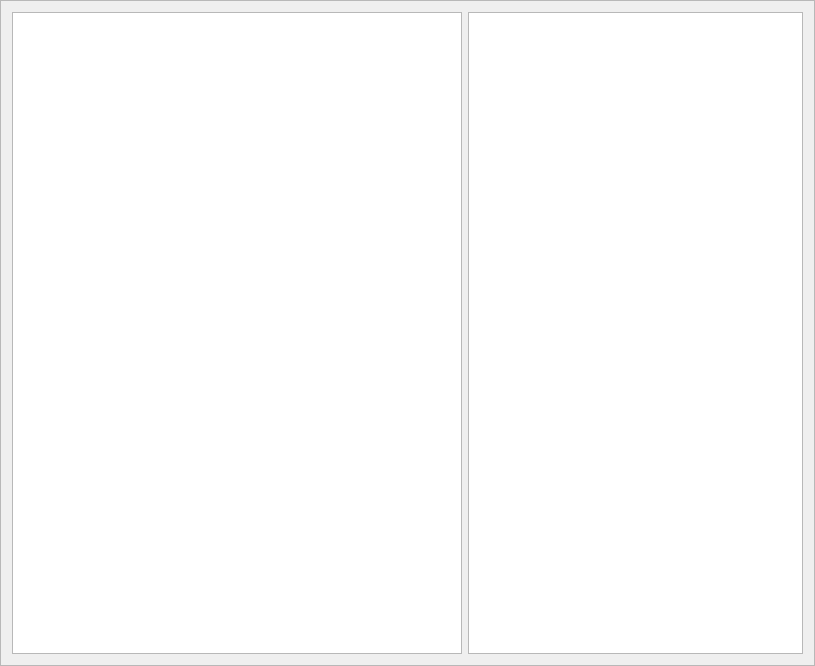
Qt form ui/hexview.ui (mandiant/flare-wmi) before a commit.
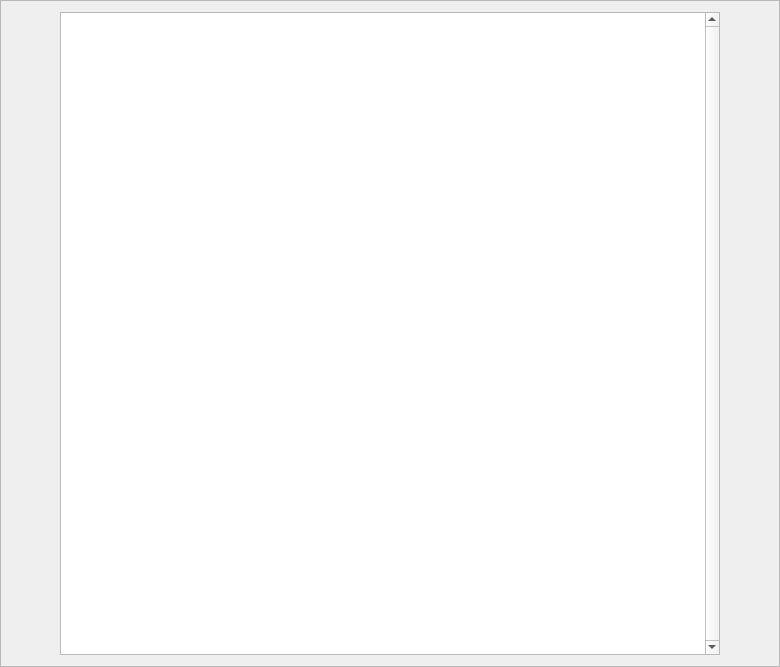
The same form after that commit.

Commit message: ui: hexview pretty much works. has highlighting feature, though there are some bugs/artifacts.

Diff of the .ui file:
```diff
--- a/ui/hexview.ui
+++ b/ui/hexview.ui
@@ -6,8 +6,8 @@
    <rect>
     <x>0</x>
     <y>0</y>
-    <width>811</width>
-    <height>666</height>
+    <width>780</width>
+    <height>667</height>
    </rect>
   </property>
   <property name="sizePolicy">
@@ -36,12 +36,12 @@
      </property>
      <property name="minimumSize">
       <size>
-       <width>450</width>
+       <width>660</width>
        <height>0</height>
       </size>
      </property>
      <property name="verticalScrollBarPolicy">
-      <enum>Qt::ScrollBarAlwaysOff</enum>
+      <enum>Qt::ScrollBarAlwaysOn</enum>
      </property>
      <property name="horizontalScrollBarPolicy">
       <enum>Qt::ScrollBarAlwaysOff</enum>
@@ -63,46 +63,6 @@
      </attribute>
     </widget>
    </item>
-   <item>
-    <widget class="QTableView" name="charView">
-     <property name="sizePolicy">
-      <sizepolicy hsizetype="Fixed" vsizetype="Expanding">
-       <horstretch>0</horstretch>
-       <verstretch>0</verstretch>
-      </sizepolicy>
-     </property>
-     <property name="minimumSize">
-      <size>
-       <width>335</width>
-       <height>0</height>
-      </size>
-     </property>
-     <property name="horizontalScrollBarPolicy">
-      <enum>Qt::ScrollBarAlwaysOff</enum>
-     </property>
-     <property name="showGrid">
-      <bool>false</bool>
-     </property>
-     <property name="wordWrap">
-      <bool>false</bool>
-     </property>
-     <attribute name="horizontalHeaderVisible">
-      <bool>true</bool>
-     </attribute>
-     <attribute name="horizontalHeaderDefaultSectionSize">
-      <number>20</number>
-     </attribute>
-     <attribute name="horizontalHeaderMinimumSectionSize">
-      <number>20</number>
-     </attribute>
-     <attribute name="verticalHeaderVisible">
-      <bool>false</bool>
-     </attribute>
-     <attribute name="verticalHeaderDefaultSectionSize">
-      <number>21</number>
-     </attribute>
-    </widget>
-   </item>
   </layout>
  </widget>
  <resources/>
```
Left out of the diff: 2 changed lines with no effect on the pictures. The commit also changes 3 other files.
